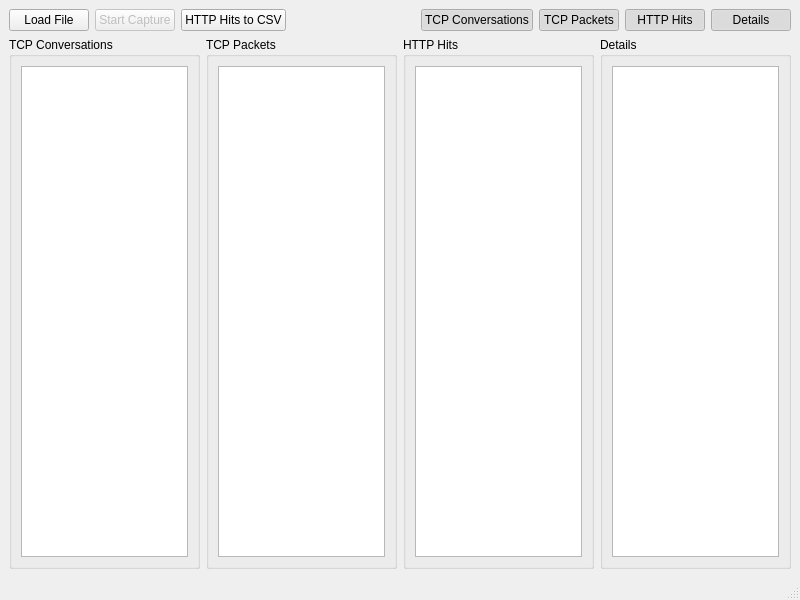
g76r/httppp, file httppp/gui/httpppmainwindow.ui: the form before one commit.
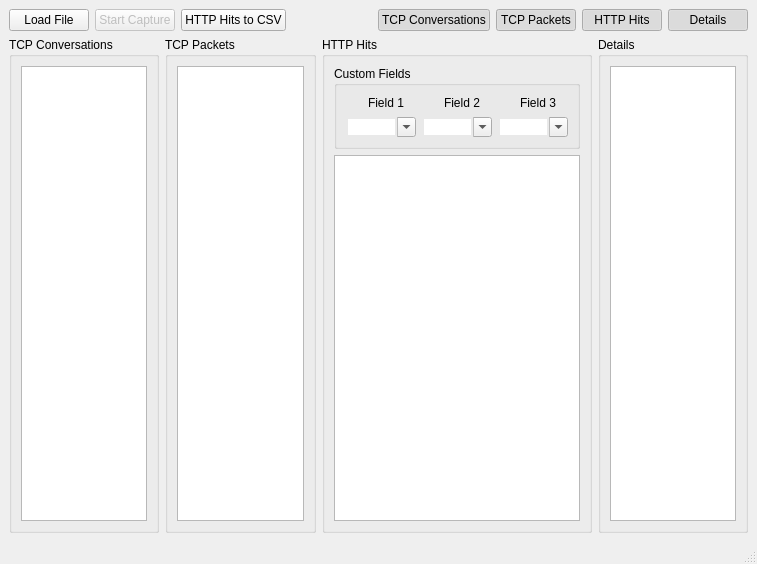
The form after the commit. Custom widgets are drawn as their Qt base class.

Commit message:
adding HTTP custom fields and return code; enhancing packet details view
* adding HTTP custom regular expression extractors, e.g.
  "Content-Length:\s*(\d+)" to read Content-Length headers values
  "<\w*:?Action[^>]*>([^<]+)</" to read SOAP action URI
  etc.
* adding HTTP return code extractor (e.g. 200, 404...)
* enhancing packet details view (html escaping, fixed-size font, more color)

```diff
--- a/httppp/gui/httpppmainwindow.ui
+++ b/httppp/gui/httpppmainwindow.ui
@@ -6,8 +6,8 @@
    <rect>
     <x>0</x>
     <y>0</y>
-    <width>800</width>
-    <height>600</height>
+    <width>757</width>
+    <height>564</height>
    </rect>
   </property>
   <property name="windowTitle">
@@ -187,6 +187,162 @@
           <string>HTTP Hits</string>
          </property>
          <layout class="QVBoxLayout" name="verticalLayout_3">
+          <item>
+           <widget class="QGroupBox" name="groupBox">
+            <property name="title">
+             <string>Custom Fields</string>
+            </property>
+            <layout class="QGridLayout" name="gridLayout_2">
+             <item row="1" column="0">
+              <widget class="QComboBox" name="comboField1">
+               <property name="editable">
+                <bool>true</bool>
+               </property>
+               <property name="insertPolicy">
+                <enum>QComboBox::InsertAtTop</enum>
+               </property>
+               <property name="frame">
+                <bool>false</bool>
+               </property>
+              </widget>
+             </item>
+             <item row="1" column="1">
+              <widget class="QComboBox" name="comboField2">
+               <property name="editable">
+                <bool>true</bool>
+               </property>
+               <property name="insertPolicy">
+                <enum>QComboBox::InsertAtTop</enum>
+               </property>
+               <property name="sizeAdjustPolicy">
+                <enum>QComboBox::AdjustToContentsOnFirstShow</enum>
+               </property>
+               <property name="frame">
+                <bool>false</bool>
+               </property>
+              </widget>
+             </item>
+             <item row="1" column="2">
+              <widget class="QComboBox" name="comboField3">
+               <property name="editable">
+                <bool>true</bool>
+               </property>
+               <property name="insertPolicy">
+                <enum>QComboBox::InsertAtTop</enum>
+               </property>
+               <property name="frame">
+                <bool>false</bool>
+               </property>
+              </widget>
+             </item>
+             <item row="0" column="0">
+              <widget class="QWidget" name="widget_2" native="true">
+               <layout class="QHBoxLayout" name="horizontalLayout_3">
+                <property name="margin">
+                 <number>0</number>
+                </property>
+                <item>
+                 <widget class="MultiPixmapButton" name="switchField1">
+                  <property name="minimumSize">
+                   <size>
+                    <width>16</width>
+                    <height>16</height>
+                   </size>
+                  </property>
+                  <property name="maximumSize">
+                   <size>
+                    <width>16</width>
+                    <height>16</height>
+                   </size>
+                  </property>
+                  <property name="scaledContents">
+                   <bool>true</bool>
+                  </property>
+                 </widget>
+                </item>
+                <item>
+                 <widget class="QLabel" name="label">
+                  <property name="text">
+                   <string>Field 1</string>
+                  </property>
+                 </widget>
+                </item>
+               </layout>
+              </widget>
+             </item>
+             <item row="0" column="1">
+              <widget class="QWidget" name="widget_3" native="true">
+               <layout class="QHBoxLayout" name="horizontalLayout_4">
+                <property name="margin">
+                 <number>0</number>
+                </property>
+                <item>
+                 <widget class="MultiPixmapButton" name="switchField2">
+                  <property name="minimumSize">
+                   <size>
+                    <width>16</width>
+                    <height>16</height>
+                   </size>
+                  </property>
+                  <property name="maximumSize">
+                   <size>
+                    <width>16</width>
+                    <height>16</height>
+                   </size>
+                  </property>
+                  <property name="scaledContents">
+                   <bool>true</bool>
+                  </property>
+                 </widget>
+                </item>
+                <item>
+                 <widget class="QLabel" name="label_2">
+                  <property name="text">
+                   <string>Field 2</string>
+                  </property>
+                 </widget>
+                </item>
+               </layout>
+              </widget>
+             </item>
+             <item row="0" column="2">
+              <widget class="QWidget" name="widget_4" native="true">
+               <layout class="QHBoxLayout" name="horizontalLayout_5">
+                <property name="margin">
+                 <number>0</number>
+                </property>
+                <item>
+                 <widget class="MultiPixmapButton" name="switchField3">
+                  <property name="minimumSize">
+                   <size>
+                    <width>16</width>
+                    <height>16</height>
+                   </size>
+                  </property>
+                  <property name="maximumSize">
+                   <size>
+                    <width>16</width>
+                    <height>16</height>
+                   </size>
+                  </property>
+                  <property name="scaledContents">
+                   <bool>true</bool>
+                  </property>
+                 </widget>
+                </item>
+                <item>
+                 <widget class="QLabel" name="label_3">
+                  <property name="text">
+                   <string>Field 3</string>
+                  </property>
+                 </widget>
+                </item>
+               </layout>
+              </widget>
+             </item>
+            </layout>
+           </widget>
+          </item>
           <item>
            <widget class="EnhancedTableView" name="httpHitsView">
             <property name="alternatingRowColors">
@@ -265,6 +421,14 @@
     <signal>currentIndexChanged(QModelIndex)</signal>
    </slots>
   </customwidget>
+  <customwidget>
+   <class>MultiPixmapButton</class>
+   <extends>QLabel</extends>
+   <header>widget/multipixmapbutton.h</header>
+   <slots>
+    <signal>currentIndexChanged(int)</signal>
+   </slots>
+  </customwidget>
  </customwidgets>
  <resources/>
  <connections>
```
Left out of the diff: 56 changed lines with no effect on the pictures. The commit also changes 17 other files.
